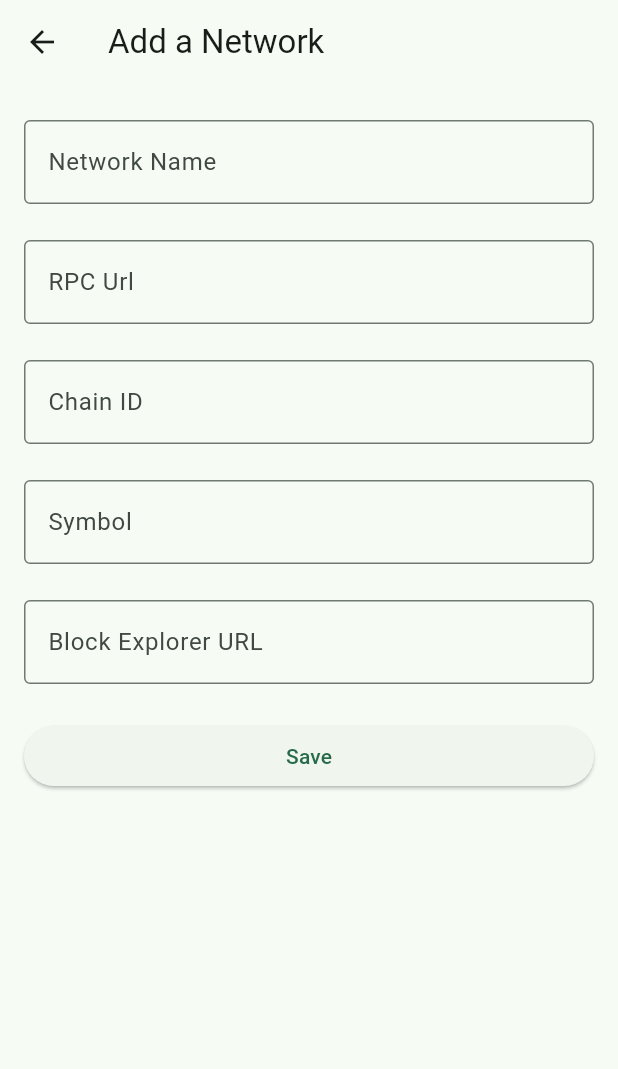
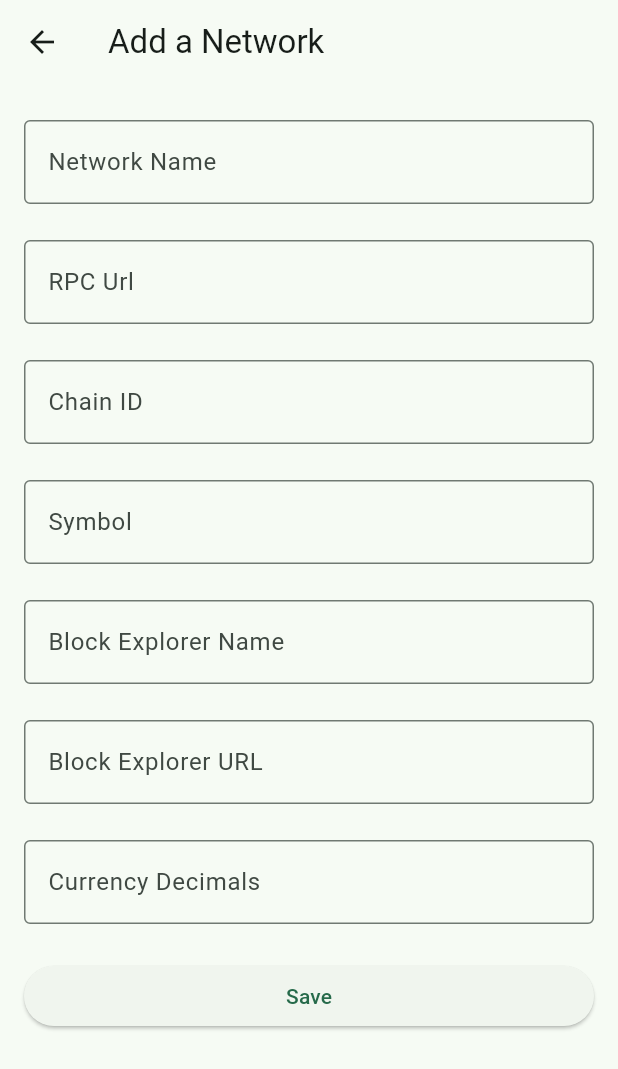
Before and after one commit to GreatApe77/kriptum, a Flutter app: the AddNetworkScreen screen opened directly with empty values, after a tap on "Save", on a phone screen of 412 x 824 dp. Shown: the top 1069 px of the screen. Run offline on Flutter 3.47's test engine with Material 3 defaults, Android fonts, the phone set to English and light mode, and no system bars; our stand-ins replace get_it, go_router, hex, qr_flutter, shared_preferences and 1 more; missing offline and left inert: bip39, dart:ffi, hd_wallet_kit, web3dart; accounts and stored records are empty.

Commit message:
add network wip

```diff
--- a/lib/controllers/networks_controller.dart
+++ b/lib/controllers/networks_controller.dart
@@ -1,5 +1,6 @@
 import 'package:flutter/material.dart';
 import 'package:kriptum/data/repositories/networks/network_repository.dart';
+import 'package:kriptum/domain/exceptions/duplicated_network_exception.dart';
 import 'package:kriptum/domain/models/network.dart';
 
 class NetworksController extends ChangeNotifier {
@@ -11,14 +12,18 @@ class NetworksController extends ChangeNotifier {
   Network? get currentConnectedNetwork => _currentConnectedNetwork;
   List<Network> get networks => _networks;
 
-  addNetwork(
-      {required int id,
+  addNetwork({
+    required int id,
     required String name,
     required String rpcUrl,
     String? blockExplorerName,
     String? blockExplorerUrl,
     required String ticker,
-      int? currencyDecimals}) async {
+    int? currencyDecimals,
+    required Function() onSuccess,
+    required Function() onFail,
+  }) async {
+    try {
       final Network network = Network(
           rpcUrl: rpcUrl,
           name: name,
@@ -28,9 +33,13 @@ class NetworksController extends ChangeNotifier {
           blockExplorerUrl: blockExplorerUrl,
           id: id);
 
-    _networks.add(network);
+      //_networks.add(network);
       await _networkRepository.saveNetwork(network);
       notifyListeners();
+      onSuccess();
+    } on DuplicatedNetworkException {
+      onFail();
+    }
   }
 
   loadCurrentConnectedNetwork(int networkId) async {
--- /dev/null
+++ b/lib/domain/exceptions/duplicated_network_exception.dart
@@ -0,0 +1 @@
+class DuplicatedNetworkException  extends Error{}
--- a/lib/domain/exceptions/network_not_found_exception.dart
+++ b/lib/domain/exceptions/network_not_found_exception.dart
@@ -1,3 +1,3 @@
-class NetworkNotFoundException {
+class NetworkNotFoundException extends Error {
 
 }
--- a/lib/ui/views/settings/screens/networks/screens/add_network_screen.dart
+++ b/lib/ui/views/settings/screens/networks/screens/add_network_screen.dart
@@ -4,6 +4,13 @@ import 'package:kriptum/ui/shared/constants/app_spacings.dart';
 
 class AddNetworkScreen extends StatelessWidget {
   final NetworksController networksController;
+  final networkNameController = TextEditingController();
+  final rpcUrlController = TextEditingController();
+  final chainIdController = TextEditingController();
+  final symbolController = TextEditingController();
+  final blockExplorerNameController = TextEditingController();
+  final blockExplorerUrlController = TextEditingController();
+  final currencyDecimalsController = TextEditingController();
   final formKey = GlobalKey<FormState>();
   AddNetworkScreen({super.key, required this.networksController});
 
@@ -11,7 +18,7 @@ class AddNetworkScreen extends StatelessWidget {
   Widget build(BuildContext context) {
     return Scaffold(
       appBar: AppBar(
-        title: Text('Add a Network'),
+        title: const Text('Add a Network'),
       ),
       body: Padding(
         padding: AppSpacings.horizontalPadding,
@@ -19,51 +26,75 @@ class AddNetworkScreen extends StatelessWidget {
           key: formKey,
           child: ListView(
             children: [
-              SizedBox(
+              const SizedBox(
                 height: 24,
               ),
               TextFormField(
-                decoration: InputDecoration(
+                controller: networkNameController,
+                decoration: const InputDecoration(
                     label: Text('Network Name'), border: OutlineInputBorder()),
               ),
-              SizedBox(
+              const SizedBox(
                 height: 24,
               ),
               TextFormField(
-                decoration: InputDecoration(
+                controller: rpcUrlController,
+                decoration: const InputDecoration(
                     label: Text('RPC Url'), border: OutlineInputBorder()),
               ),
-              SizedBox(
+              const SizedBox(
                 height: 24,
               ),
               TextFormField(
-                decoration: InputDecoration(
+                controller: chainIdController,
+                decoration: const InputDecoration(
                     label: Text('Chain ID'), border: OutlineInputBorder()),
               ),
-              SizedBox(
+              const SizedBox(
                 height: 24,
               ),
               TextFormField(
-                decoration: InputDecoration(
+                controller: symbolController,
+                decoration: const InputDecoration(
                     label: Text('Symbol'), border: OutlineInputBorder()),
               ),
-              SizedBox(
+              const SizedBox(
                 height: 24,
               ),
               TextFormField(
-                decoration: InputDecoration(
-                    label: Text('Block Explorer URL'), border: OutlineInputBorder()),
+                controller: blockExplorerNameController,
+                decoration: const InputDecoration(
+                    label: Text('Block Explorer Name'),
+                    border: OutlineInputBorder()),
               ),
-              SizedBox(
+              const SizedBox(
+                height: 24,
+              ),
+              TextFormField(
+                controller:blockExplorerUrlController,
+
+                decoration: const InputDecoration(
+                    label: Text('Block Explorer URL'),
+                    border: OutlineInputBorder()),
+              ),
+              const SizedBox(
+                height: 24,
+              ),
+              TextFormField(
+                controller: currencyDecimalsController,
+                decoration: const InputDecoration(
+                    label: Text('Currency Decimals'),
+                    border: OutlineInputBorder()),
+              ),
+              const SizedBox(
                 height: 24,
               ),
               Column(
                 mainAxisSize: MainAxisSize.min,
                 crossAxisAlignment: CrossAxisAlignment.stretch,
                 children: [
-                  ElevatedButton(onPressed: () {
-
-                  }, child: const Text('Save'))
+                  ElevatedButton(onPressed:
+                  () => _triggerAddNetwork(context), child: const Text('Save'))
                 ],
               )
             ],
@@ -72,4 +103,26 @@ class AddNetworkScreen extends StatelessWidget {
       ),
     );
   }
+
+  _triggerAddNetwork(BuildContext context) async {
+    await networksController.addNetwork(
+        onFail: () {
+          ScaffoldMessenger.of(context).clearSnackBars();
+          ScaffoldMessenger.of(context).showSnackBar(const SnackBar(
+            content: Text('Already registered Network!'),
+            backgroundColor: Colors.red,
+            showCloseIcon: true,
+          ));
+        },
+        onSuccess: () {
+          Navigator.pop(context);
+        },
+        id: int.parse(chainIdController.text),
+        name: networkNameController.text,
+        rpcUrl: rpcUrlController.text,
+        ticker: symbolController.text,
+        blockExplorerName: blockExplorerNameController.text,
+        blockExplorerUrl: blockExplorerUrlController.text,
+        currencyDecimals: int.parse(currencyDecimalsController.text));
+  }
 }
```
Lines whose indentation alone changed are shown as unchanged.
